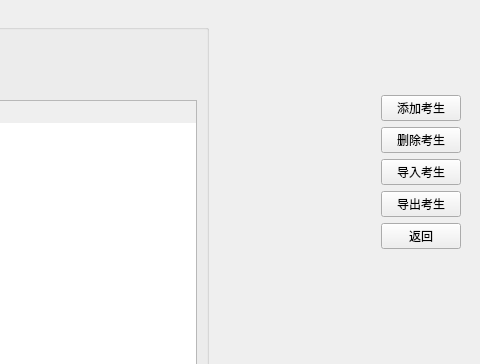
AlanForeverAi/Exams, file server/papersetting.ui: the form before one commit; both pictures show x 800 to 1280 and y 0 to 364 of the 1280 by 647 pixel window.
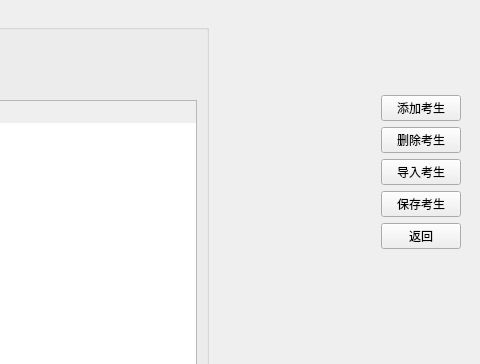
The form after the commit.

Patch:
```diff
--- a/server/papersetting.ui
+++ b/server/papersetting.ui
@@ -569,7 +569,7 @@
          </font>
         </property>
         <property name="text">
-         <string>导出考生</string>
+         <string>保存考生</string>
         </property>
        </widget>
       </item>
```
Left out of the diff: 2 changed lines with no effect on the pictures.
